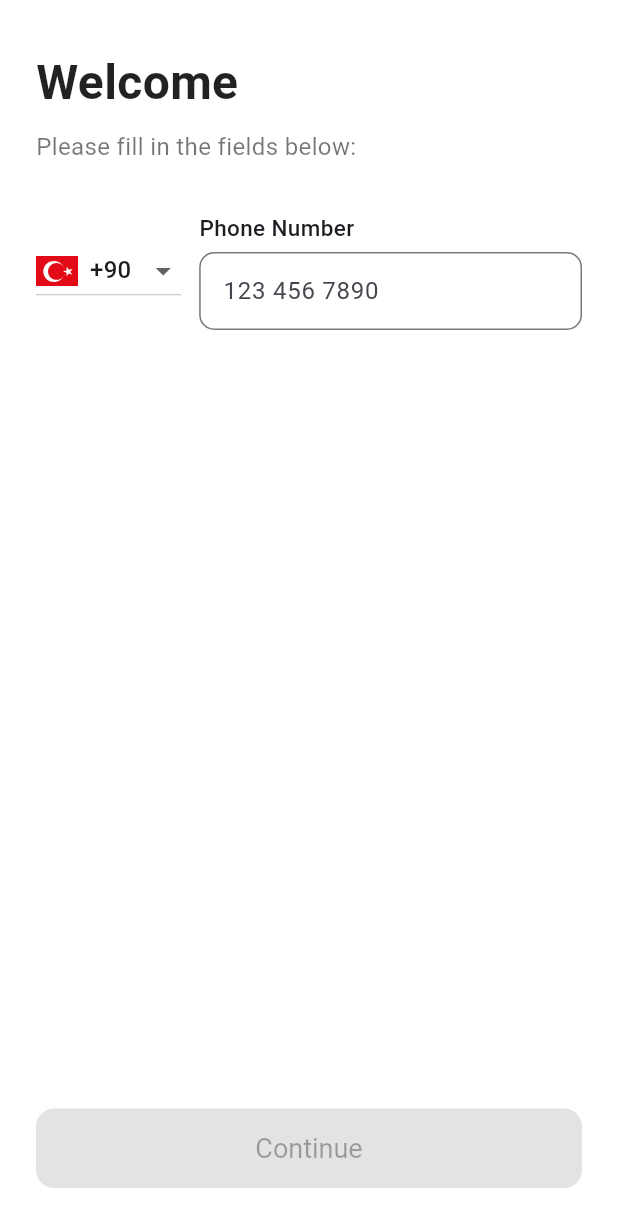
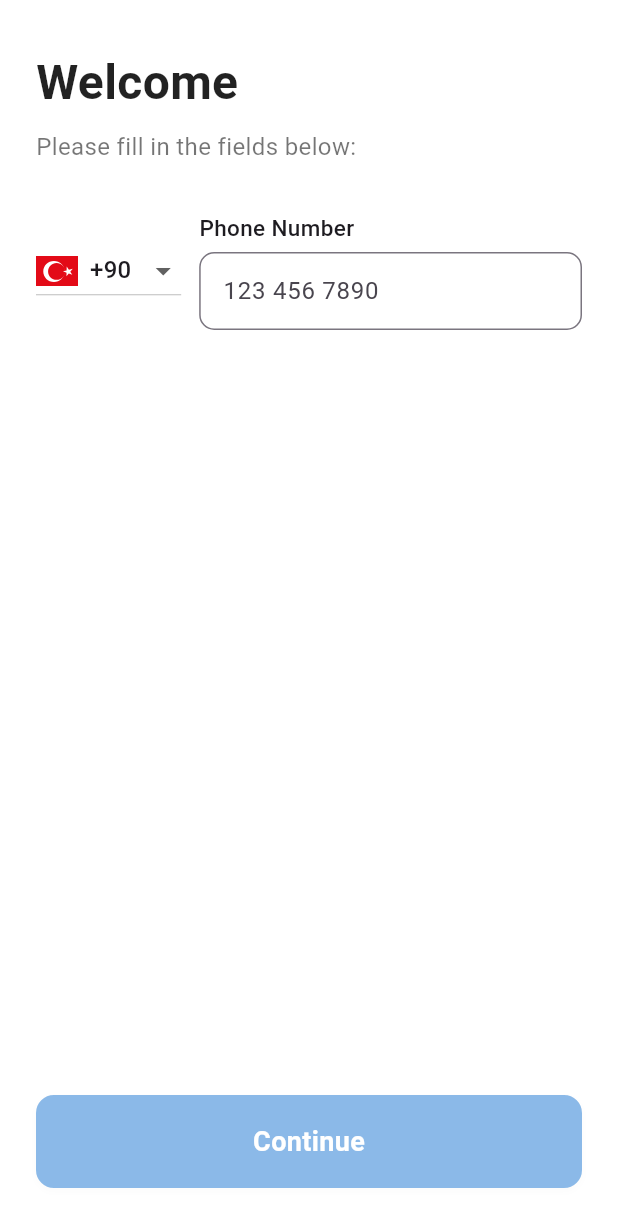
Before and after one commit to afakgun/telephony_rakuten_assignment, a Flutter app: the screen it shows after launch, after a tap on "Skip", on a phone screen of 412 x 824 dp. Shown: the top 1227 px of the screen. Run offline on Flutter 3.47's test engine with Material 3 defaults, Android fonts, the phone set to English and light mode, and no system bars; our stand-ins replace cloud_firestore, connectivity_plus, device_info_plus, firebase_auth, firebase_core, fl_chart and 7 more; missing offline and left inert: flutter_phone_direct_caller, traffic_stats; accounts and stored records are empty; Roboto replaces fonts that are missing (Gilroy); project files that could hold a hidden picture were left out.

Commit message:
Refactor button implementations: replace ElevatedButton with custom ButtonUtils.cardButton for consistent styling and improved usability across confirmation, home, and welcome views.

```diff
--- a/lib/presentation/welcome/welcome_view.dart
+++ b/lib/presentation/welcome/welcome_view.dart
@@ -3,6 +3,8 @@ import 'package:get/get.dart';
 import 'package:telephony_rakuten_assignment/utils/dialog_utils.dart';
 import 'welcome_controller.dart';
 import 'welcome_widgets.dart';
+import '../../utils/button_utils.dart';
+import '../../const/app_colors.dart';
 
 class WelcomeView extends StatelessWidget {
   final WelcomeController controller = Get.put(WelcomeController());
@@ -77,24 +79,23 @@ class WelcomeView extends StatelessWidget {
                 ],
               ),
               Spacer(),
-              Obx(() => SizedBox(
-                    width: double.infinity,
-                    child: ElevatedButton(
-                      onPressed: controller.isFormValid
-                          ? () async {
-                              await controller.sendOtp();
-                              if (controller.errorMessage.isEmpty) {}
-                            }
-                          : null,
-                      style: ElevatedButton.styleFrom(
-                        padding: EdgeInsets.symmetric(vertical: 16),
-                        textStyle: TextStyle(fontSize: 18),
-                        shape: RoundedRectangleBorder(
-                          borderRadius: BorderRadius.circular(12),
-                        ),
-                      ),
-                      child: controller.isLoading.value ? CircularProgressIndicator() : Text('continue'.tr),
-                    ),
+              Obx(() => ButtonUtils.cardButton(
+                    onTap: controller.isFormValid
+                        ? () async {
+                            await controller.sendOtp();
+                            if (controller.errorMessage.isEmpty) {}
+                          }
+                        : null,
+                    backgroundColor: AppColors.primary,
+                    textColor: Colors.white,
+                    enabled: controller.isFormValid,
+                    verticalPadding: 16,
+                    fontSize: 18,
+                    child: controller.isLoading.value
+                        ? const CircularProgressIndicator(
+                            valueColor: AlwaysStoppedAnimation<Color>(Colors.white),
+                          )
+                        : Text('continue'.tr, style: TextStyle(color: Colors.white, fontSize: 18, fontWeight: FontWeight.bold)),
                   )),
             ],
           ),
--- /dev/null
+++ b/lib/utils/button_utils.dart
@@ -0,0 +1,50 @@
+import 'package:flutter/material.dart';
+import 'package:telephony_rakuten_assignment/const/app_colors.dart';
+import 'package:telephony_rakuten_assignment/utils/textstyle_utils.dart';
+
+class ButtonUtils {
+  static Widget cardButton({
+    String? text,
+    required VoidCallback? onTap,
+    Color backgroundColor = Colors.white,
+    Color textColor = AppColors.primary,
+    double borderRadius = 12,
+    double verticalPadding = 14,
+    double fontSize = 16,
+    EdgeInsetsGeometry? margin,
+    FontWeight fontWeight = FontWeight.bold,
+    Widget? child,
+    bool enabled = true,
+  }) {
+    return GestureDetector(
+      onTap: enabled ? onTap : null,
+      child: Opacity(
+        opacity: enabled ? 1.0 : 0.5,
+        child: Container(
+          width: double.infinity,
+          margin: margin,
+          padding: EdgeInsets.symmetric(vertical: verticalPadding),
+          decoration: BoxDecoration(
+            color: backgroundColor,
+            borderRadius: BorderRadius.circular(borderRadius),
+            border: Border.all(color: backgroundColor, width: 2),
+            boxShadow: [
+              BoxShadow(
+                color: Colors.black.withOpacity(0.04),
+                blurRadius: 4,
+                offset: const Offset(0, 2),
+              ),
+            ],
+          ),
+          child: Center(
+            child: child ??
+                Text(
+                  text ?? '',
+                  style: TextStyleUtils.generalGilroyBoldText(fontSize, textColor),
+                ),
+          ),
+        ),
+      ),
+    );
+  }
+}
```
Also changed, not shown: lib/presentation/confirmation/view/confirmation_view.dart (+14 -3 lines), lib/presentation/home/home_widgets.dart (+11 -12 lines).
